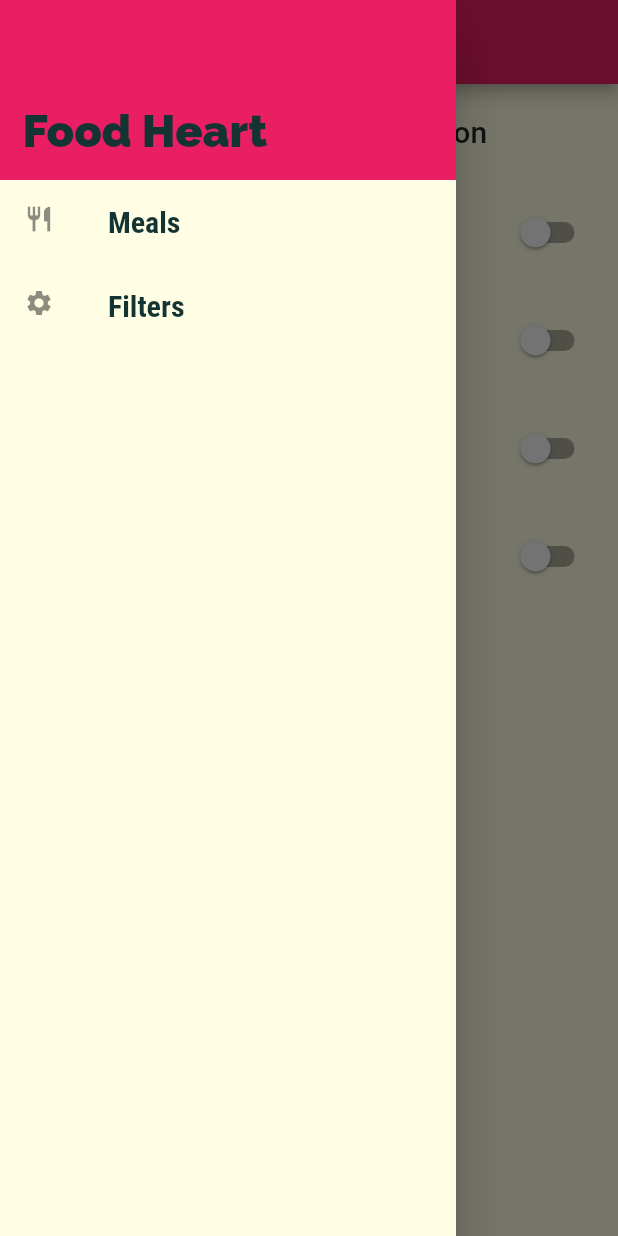
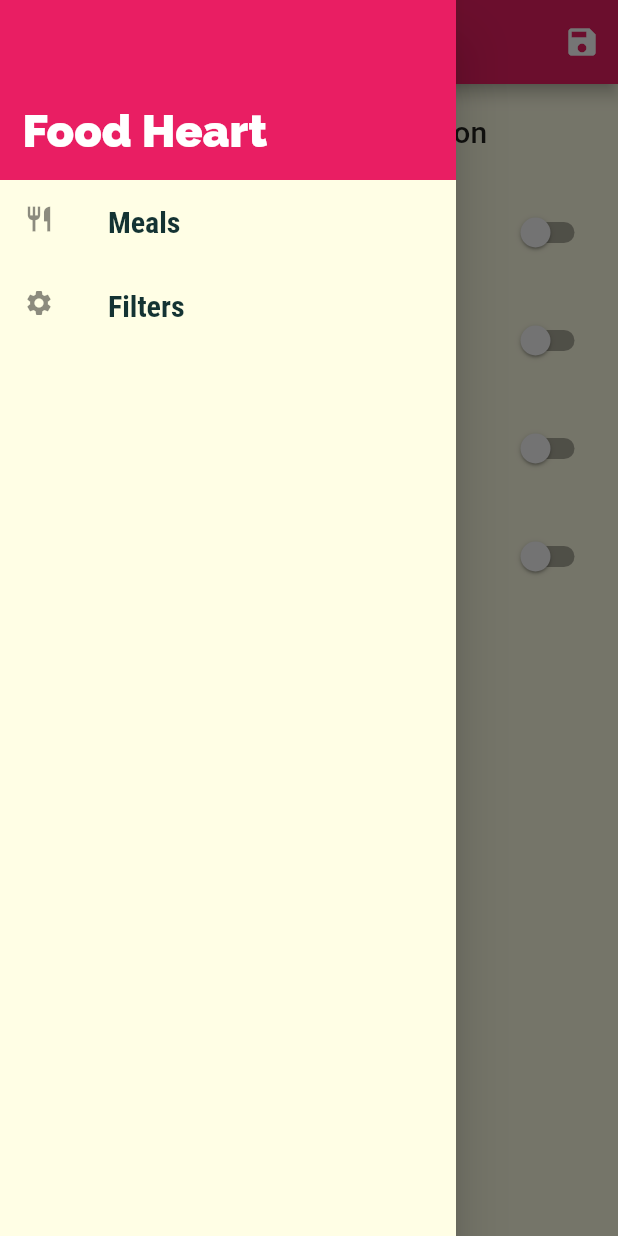
Before and after one commit to FARHADGULL/Food-Heart, a Flutter app: the FiltersScreen screen opened by its route, with the side drawer open, on a phone screen of 412 x 824 dp. Run offline on Flutter 3.47's test engine with Material 2 defaults, Android fonts, the light colour scheme and no system bars.

Commit message:
added icon button to save the filtered data

```diff
--- a/lib/screens/filter_screen.dart
+++ b/lib/screens/filter_screen.dart
@@ -34,6 +34,12 @@ class _FiltersScreenState extends State<FiltersScreen> {
     return Scaffold(
       appBar: AppBar(
         title: const Text('Your Filters'),
+        actions: [
+          IconButton(
+            onPressed: () {},
+            icon: const Icon(Icons.save),
+          ),
+        ],
       ),
       drawer: const MainDrawer(),
       body: Column(
--- a/lib/widgets/main_drrawer.dart
+++ b/lib/widgets/main_drrawer.dart
@@ -38,6 +38,7 @@ class MainDrawer extends StatelessWidget {
               style: TextStyle(
                 fontWeight: FontWeight.w900,
                 fontSize: 30,
+                color: Colors.white,
               ),
             ),
           ),
```
